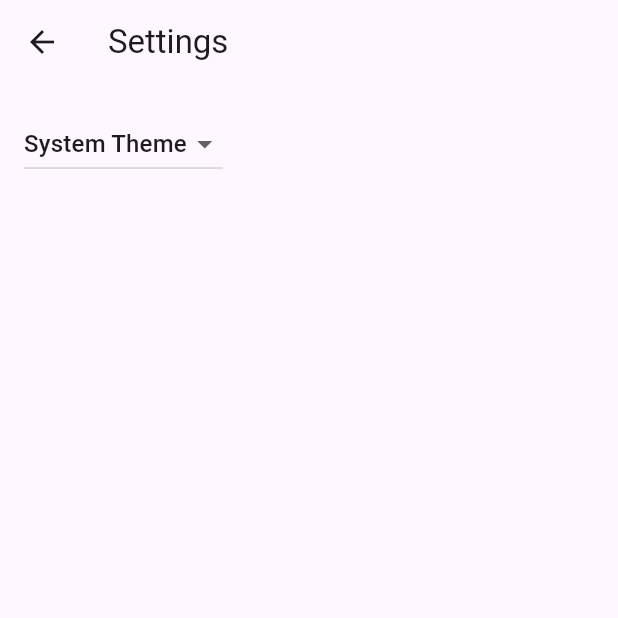
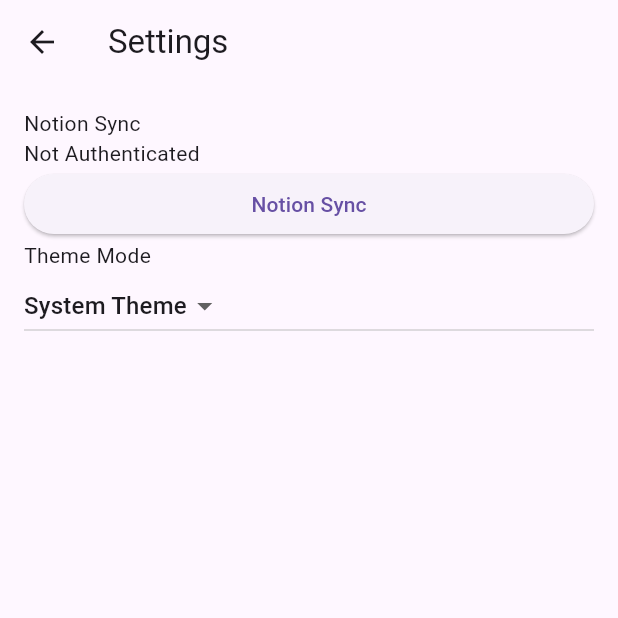
Before and after one commit to yumikokh/notion_todo, a Flutter app: the screen it shows after launch, after a tap on the "settings" icon, on a phone screen of 412 x 824 dp, the top half of it. Run offline on Flutter 3.47's test engine with Material 3 defaults, Android fonts, the phone set to English and light mode, and no system bars; missing offline and left inert: flutter_web_auth_2; generated files the repository leaves out were written again.

Commit message:
token取得まで

```diff
--- a/lib/main.dart
+++ b/lib/main.dart
@@ -3,6 +3,9 @@
 import 'src/app.dart';
 import 'src/settings/settings_controller.dart';
 import 'src/settings/settings_service.dart';
+import 'src/notion/notion_oauth_service.dart';
+import 'src/notion/notion_controller.dart';
+import 'src/env/env.dart';
 
 void main() async {
   // Set up the SettingsController, which will glue user settings to multiple
@@ -13,8 +16,14 @@
   // This prevents a sudden theme change when the app is first displayed.
   await settingsController.loadSettings();
 
+  final notionOAuthService = NotionOAuthService(
+      Env.notionAuthUrl, Env.oAuthClientId, Env.oAuthClientSecret);
+  final notionController = NotionController(notionOAuthService);
+
   // Run the app and pass in the SettingsController. The app listens to the
   // SettingsController for changes, then passes it further down to the
   // SettingsView.
-  runApp(MyApp(settingsController: settingsController));
+  runApp(MyApp(
+      settingsController: settingsController,
+      notionController: notionController));
 }
--- a/lib/src/app.dart
+++ b/lib/src/app.dart
@@ -6,15 +6,18 @@
 import 'sample_feature/sample_item_list_view.dart';
 import 'settings/settings_controller.dart';
 import 'settings/settings_view.dart';
+import 'notion/notion_controller.dart';
 
 /// The Widget that configures your application.
 class MyApp extends StatelessWidget {
   const MyApp({
     super.key,
     required this.settingsController,
+    required this.notionController,
   });
 
   final SettingsController settingsController;
+  final NotionController notionController;
 
   @override
   Widget build(BuildContext context) {
@@ -68,7 +71,9 @@
               builder: (BuildContext context) {
                 switch (routeSettings.name) {
                   case SettingsView.routeName:
-                    return SettingsView(controller: settingsController);
+                    return SettingsView(
+                        settingsController: settingsController,
+                        notionController: notionController);
                   case SampleItemDetailsView.routeName:
                     return const SampleItemDetailsView();
                   case SampleItemListView.routeName:
--- /dev/null
+++ b/lib/src/notion/notion_controller.dart
@@ -0,0 +1,29 @@
+import 'package:flutter/material.dart';
+import 'notion_oauth_service.dart';
+// import 'package:shared_preferences/shared_preferences.dart';
+
+class NotionController with ChangeNotifier {
+  final NotionOAuthService _notionOAuthService;
+
+  String? _accessToken;
+
+  NotionController(this._notionOAuthService);
+
+  String? get accessToken => _accessToken;
+
+  Future<void> authenticate() async {
+    _accessToken = await _notionOAuthService.getAccessToken();
+    notifyListeners();
+  }
+
+  // Future<void> _saveAccessToken(String? token) async {
+  //   final prefs = await SharedPreferences.getInstance();
+  //   await prefs.setString('accessToken', token ?? '');
+  // }
+
+  // Future<void> _loadAccessToken() async {
+  //   final prefs = await SharedPreferences.getInstance();
+  //   _accessToken = prefs.getString('accessToken');
+  //   notifyListeners();
+  // }
+}
--- /dev/null
+++ b/lib/src/notion/notion_oauth_service.dart
@@ -0,0 +1,44 @@
+import 'package:flutter_web_auth_2/flutter_web_auth_2.dart';
+import 'dart:convert';
+import 'package:http/http.dart' as http;
+
+class NotionOAuthService {
+  final String notionAuthUrl;
+  final String clientId;
+  final String clientSecret;
+
+  NotionOAuthService(this.notionAuthUrl, this.clientId, this.clientSecret);
+
+  Future<String> getAccessToken() async {
+    // oAuth2
+    final result = await FlutterWebAuth2.authenticate(
+        url: notionAuthUrl, callbackUrlScheme: "notiontodo");
+    final code = Uri.parse(result).queryParameters['code'];
+
+    if (code != null) {
+      final encoded = base64.encode(utf8.encode('$clientId:$clientSecret'));
+      final res = await http.post(
+        Uri.parse('https://api.notion.com/v1/oauth/token'),
+        headers: {
+          'Content-Type': 'application/json',
+          'Authorization': 'Basic $encoded',
+        },
+        body: jsonEncode({
+          'grant_type': 'authorization_code',
+          'code': code,
+          'redirect_uri': 'https://yumikokh.github.io/notion_todo/redirects/'
+        }),
+      );
+      if (res.statusCode == 200) {
+        final data = jsonDecode(res.body);
+        print(data);
+
+        return data['access_token'];
+      } else {
+        throw Exception('Token request failed');
+      }
+    } else {
+      throw Exception('oAuth Code is null');
+    }
+  }
+}
--- a/lib/src/settings/settings_view.dart
+++ b/lib/src/settings/settings_view.dart
@@ -1,17 +1,22 @@
 import 'package:flutter/material.dart';
 
 import 'settings_controller.dart';
+import '../notion/notion_controller.dart';
 
 /// Displays the various settings that can be customized by the user.
 ///
 /// When a user changes a setting, the SettingsController is updated and
 /// Widgets that listen to the SettingsController are rebuilt.
 class SettingsView extends StatelessWidget {
-  const SettingsView({super.key, required this.controller});
+  const SettingsView(
+      {super.key,
+      required this.settingsController,
+      required this.notionController});
 
   static const routeName = '/settings';
 
-  final SettingsController controller;
+  final SettingsController settingsController;
+  final NotionController notionController;
 
   @override
   Widget build(BuildContext context) {
@@ -25,11 +30,24 @@
         //
         // When a user selects a theme from the dropdown list, the
         // SettingsController is updated, which rebuilds the MaterialApp.
-        child: DropdownButton<ThemeMode>(
+        child: ListView(
+          children: [
+            const Text('Notion Sync'),
+            notionController.accessToken != null
+                ? const Text('Authenticated ✅') // FIXME: 即時反映されない
+                : const Text('Not Authenticated'),
+            ElevatedButton(
+              onPressed: () async {
+                await notionController.authenticate();
+              },
+              child: const Text('Notion Sync'),
+            ),
+            const Text('Theme Mode'),
+            DropdownButton<ThemeMode>(
               // Read the selected themeMode from the controller
-          value: controller.themeMode,
+              value: settingsController.themeMode,
               // Call the updateThemeMode method any time the user selects a theme.
-          onChanged: controller.updateThemeMode,
+              onChanged: settingsController.updateThemeMode,
               items: const [
                 DropdownMenuItem(
                   value: ThemeMode.system,
@@ -44,6 +62,8 @@
                   child: Text('Dark Theme'),
                 )
               ],
+            )
+          ],
         ),
       ),
     );
```
Also changed, not shown: pubspec.yaml (+7 -2 lines), pubspec.lock, 18 other files. Lines whose indentation alone changed are shown as unchanged.
